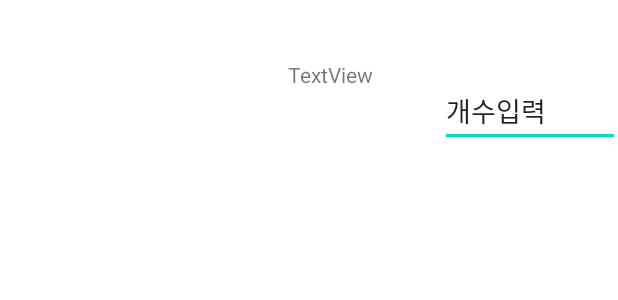
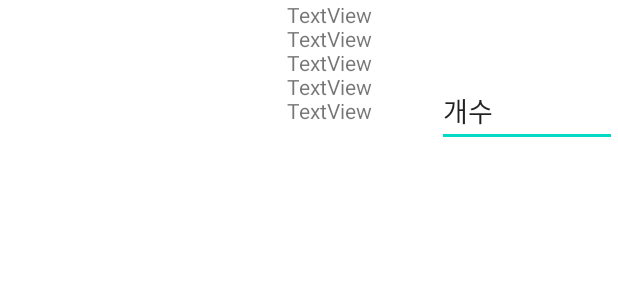
Before and after one commit to crossfit123123/aerocross, an Android app: the layout listview_item.xml on its own in the app's theme, with its tools: preview values and no code run, on a phone screen of 412 x 824 dp. Shown: the top 300 px of the screen. Run offline under Robolectric (Android 15) with nearby library versions, the phone set to English and light mode, and no system bars.

Commit message:
11.16update
스캐닝 영양성분 파이어베이스에 업로드하는 부분 추가

```diff
--- a/myapplication/app/src/main/res/layout/activity_camera.xml
+++ b/myapplication/app/src/main/res/layout/activity_camera.xml
@@ -64,7 +64,7 @@
                 android:textSize="12sp" />
 
             <Button
-                android:id="@+id/insertbutton"
+                android:id="@+id/uploadbutton"
                 android:layout_width="match_parent"
                 android:layout_height="wrap_content"
                 android:text="Button" />
--- a/myapplication/app/src/main/res/layout/listview_item.xml
+++ b/myapplication/app/src/main/res/layout/listview_item.xml
@@ -15,8 +15,56 @@
 
     <TextView
         android:id="@+id/textView1"
-        android:layout_width="146dp"
-        android:layout_height="99dp"
+        android:layout_width="144dp"
+        android:layout_height="16dp"
+        android:layout_weight="1"
+        android:gravity="center"
+        android:text="TextView"
+        android:textAlignment="center"
+        app:layout_constraintStart_toEndOf="@+id/imageView1"
+        app:layout_constraintTop_toTopOf="parent" />
+
+    <TextView
+        android:id="@+id/tvcalorie"
+        android:layout_width="144dp"
+        android:layout_height="16dp"
+        android:layout_marginTop="16dp"
+        android:layout_weight="1"
+        android:gravity="center"
+        android:text="TextView"
+        android:textAlignment="center"
+        app:layout_constraintStart_toEndOf="@+id/imageView1"
+        app:layout_constraintTop_toTopOf="parent" />
+
+    <TextView
+        android:id="@+id/tvcalbo"
+        android:layout_width="144dp"
+        android:layout_height="16dp"
+        android:layout_marginTop="32dp"
+        android:layout_weight="1"
+        android:gravity="center"
+        android:text="TextView"
+        android:textAlignment="center"
+        app:layout_constraintStart_toEndOf="@+id/imageView1"
+        app:layout_constraintTop_toTopOf="parent" />
+
+    <TextView
+        android:id="@+id/tvprotein"
+        android:layout_width="144dp"
+        android:layout_height="16dp"
+        android:layout_marginTop="48dp"
+        android:layout_weight="1"
+        android:gravity="center"
+        android:text="TextView"
+        android:textAlignment="center"
+        app:layout_constraintStart_toEndOf="@+id/imageView1"
+        app:layout_constraintTop_toTopOf="parent" />
+
+    <TextView
+        android:id="@+id/tvfat"
+        android:layout_width="144dp"
+        android:layout_height="16dp"
+        android:layout_marginTop="64dp"
         android:layout_weight="1"
         android:gravity="center"
         android:text="TextView"
@@ -31,8 +79,10 @@
         android:layout_weight="1"
         android:ems="10"
         android:gravity="bottom"
-        android:inputType="textPersonName"
         android:text="개수입력"
         app:layout_constraintStart_toEndOf="@+id/textView1"
-        app:layout_constraintTop_toTopOf="parent" />
+        app:layout_constraintTop_toTopOf="parent"
+        android:inputType="number"
+        android:maxLength="2"
+        />
 </androidx.constraintlayout.widget.ConstraintLayout>
```
Also changed, not shown: myapplication/app/src/main/java/com/example/myapplication/Camera.java (+80 -83 lines), myapplication/app/src/main/java/com/example/myapplication/ListViewAdapter.java (+25 -0 lines), myapplication/app/src/main/java/com/example/myapplication/ListViewItem.java (+34 -0 lines), myapplication/app/src/main/res/drawable/oppa.PNG (deleted).
